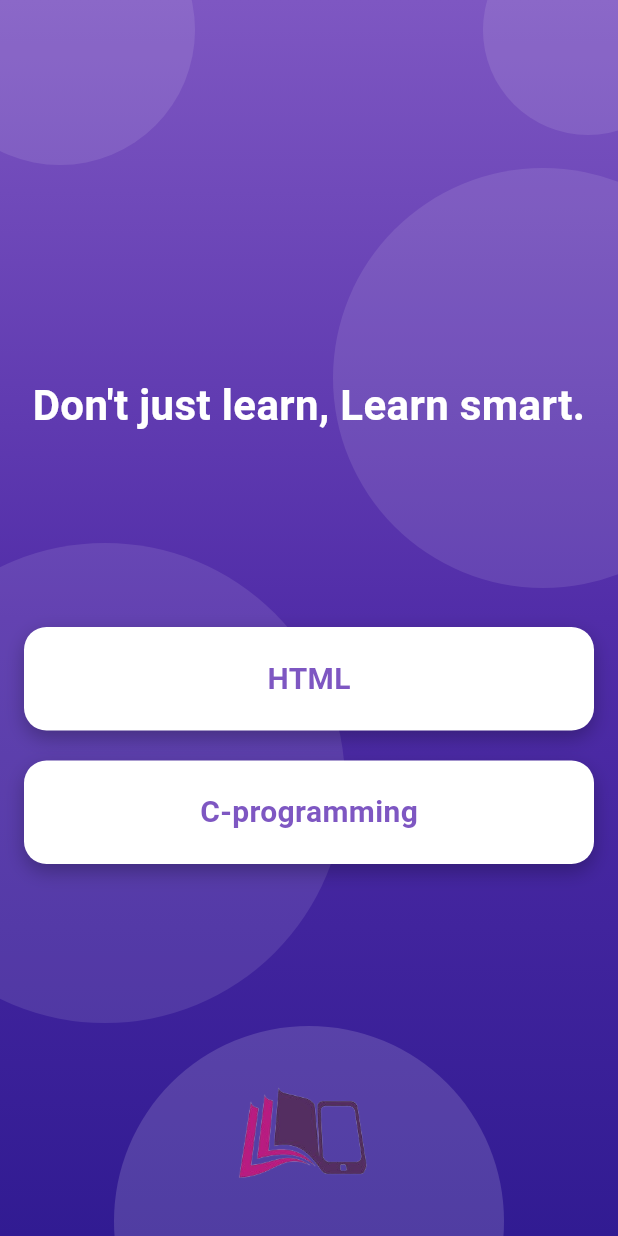
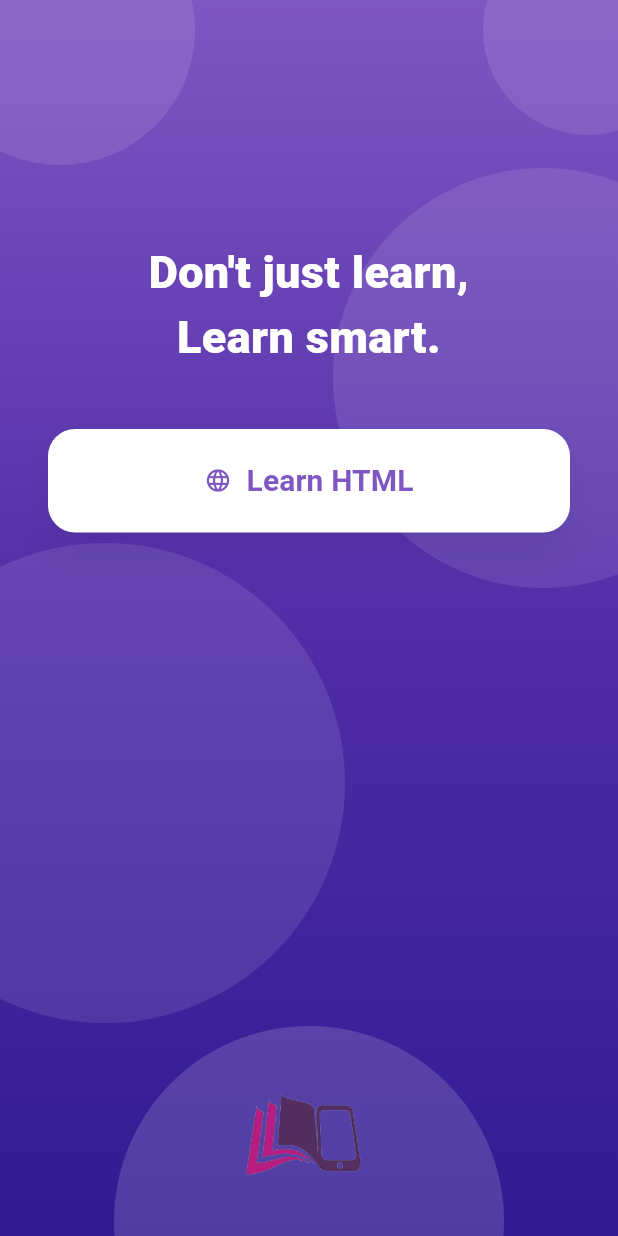
Before and after one commit to Azrul16/ICT-Ebook-HSC-level, a Flutter app: the screen it shows after launch, on a phone screen of 412 x 824 dp. Run offline on Flutter 3.47's test engine with Material 3 defaults, Android fonts, the phone set to English and light mode, and no system bars; our stand-ins replace webview_flutter; missing offline and left inert: flutter_code_editor, flutter_highlighter, highlight.

Commit message:
final commit

```diff
--- a/ebook/lib/home_screen.dart
+++ b/ebook/lib/home_screen.dart
@@ -17,6 +17,7 @@ class MyApp extends StatelessWidget {
         ),
       ),
       home: HomeScreen(),
+      debugShowCheckedModeBanner: false,
     );
   }
 }
@@ -26,201 +27,103 @@ class HomeScreen extends StatelessWidget {
 
   @override
   Widget build(BuildContext context) {
+    final size = MediaQuery.of(context).size;
+
     return Scaffold(
       body: Stack(
         children: [
-          // Gradient Background with Violet Theme
+          // Gradient Background
           Container(
             decoration: const BoxDecoration(
               gradient: LinearGradient(
                 begin: Alignment.topCenter,
                 end: Alignment.bottomCenter,
                 colors: [
-                  Color(0xFF7E57C2), // Medium Violet
-                  Color(0xFF512DA8), // Deep Violet
-                  Color(0xFF311B92), // Indigo-like Deep Violet
+                  Color(0xFF7E57C2),
+                  Color(0xFF512DA8),
+                  Color(0xFF311B92),
                 ],
               ),
             ),
           ),
 
-          // Top-left abstract circle
+          // Abstract circles
+          Positioned(top: -70, left: -50, child: _circle(180, 0.1)),
+          Positioned(top: -50, right: -50, child: _circle(140, 0.1)),
           Positioned(
-            top: -70,
-            left: -50,
-            child: Container(
-              width: 180,
-              height: 180,
-              decoration: BoxDecoration(
-                color: Colors.white.withOpacity(0.1),
-                shape: BoxShape.circle,
-              ),
-            ),
-          ),
-
-          // Top-right abstract circle
+              top: size.height / 2 - 50, left: -90, child: _circle(320, 0.1)),
           Positioned(
-            top: -50,
-            right: -50,
-            child: Container(
-              width: 140,
-              height: 140,
-              decoration: BoxDecoration(
-                color: Colors.white.withOpacity(0.1),
-                shape: BoxShape.circle,
-              ),
-            ),
-          ),
-
-          // Center-left abstract circle (Made larger)
-          Positioned(
-            top: MediaQuery.of(context).size.height / 2 - 50,
-            left: -90,
-            child: Container(
-              width: 320,
-              height: 320,
-              decoration: BoxDecoration(
-                color: Colors.white.withOpacity(0.1),
-                shape: BoxShape.circle,
-              ),
-            ),
-          ),
-
-          // Center-right abstract circle (Made larger)
-          Positioned(
-            top: MediaQuery.of(context).size.height / 2 - 300,
-            right: -90,
-            child: Container(
-              width: 280,
-              height: 280,
-              decoration: BoxDecoration(
-                color: Colors.white.withOpacity(0.1),
-                shape: BoxShape.circle,
-              ),
-            ),
-          ),
-
-          // Bottom-center abstract circle
+              top: size.height / 2 - 300, right: -90, child: _circle(280, 0.1)),
           Positioned(
               bottom: -120,
-            left: MediaQuery.of(context).size.width / 2 -
-                130, // Center the circle
-            child: Container(
-              width: 260,
-              height: 260,
-              decoration: BoxDecoration(
-                color: Colors.white.withOpacity(0.15),
-                shape: BoxShape.circle,
-              ),
-            ),
-          ),
+              left: size.width / 2 - 130,
+              child: _circle(260, 0.15)),
 
           Column(
             children: [
-              const SizedBox(height: 250),
+              const SizedBox(height: 160),
               const Padding(
-                padding: EdgeInsets.symmetric(horizontal: 16.0),
+                padding: EdgeInsets.symmetric(horizontal: 24.0),
                 child: Text(
-                  "Don't just learn, Learn smart.",
+                  "Don't just learn,\nLearn smart.",
                   textAlign: TextAlign.center,
                   style: TextStyle(
-                    fontSize: 28,
-                    fontWeight: FontWeight.bold,
+                    fontSize: 30,
+                    fontWeight: FontWeight.w800,
                     color: Colors.white,
                   ),
                 ),
               ),
-              // const SizedBox(height: 50),
-              Expanded(
-                child: Padding(
-                  padding: const EdgeInsets.symmetric(horizontal: 16.0),
-                  child: Column(
-                    mainAxisAlignment: MainAxisAlignment.center,
-                    children: [
-                      // HTML Learning Button
-                      GestureDetector(
-                        onTap: () {
+              const SizedBox(height: 40),
+
+              // Modern Elevated HTML Button
+              Padding(
+                padding: const EdgeInsets.symmetric(horizontal: 32.0),
+                child: ElevatedButton(
+                  onPressed: () {
                     Navigator.push(
                       context,
-                            MaterialPageRoute(
-                              builder: (context) =>
-                                  HomeScreen1(), // Navigate to HomeScreen1
-                            ),
+                      MaterialPageRoute(builder: (_) => HomeScreen1()),
                     );
                     print("HTML Learning clicked");
                   },
-                        child: Container(
-                          width: double.infinity,
+                  style: ElevatedButton.styleFrom(
+                    backgroundColor: Colors.white,
                     padding: const EdgeInsets.symmetric(vertical: 20),
-                          decoration: BoxDecoration(
-                            color: Colors.white,
-                            borderRadius: BorderRadius.circular(15),
-                            boxShadow: [
-                              BoxShadow(
-                                color: Colors.black26,
-                                blurRadius: 10,
-                                offset: Offset(0, 5),
+                    shape: RoundedRectangleBorder(
+                      borderRadius: BorderRadius.circular(18),
                     ),
-                            ],
+                    elevation: 10,
+                    shadowColor: Colors.black26,
                   ),
-                          child: const Center(
-                            child: Text(
-                              "HTML",
+                  child: const Row(
+                    mainAxisAlignment: MainAxisAlignment.center,
+                    children: [
+                      Icon(Icons.language, color: Color(0xFF7E57C2)),
+                      SizedBox(width: 10),
+                      Text(
+                        "Learn HTML",
                         style: TextStyle(
+                          color: Color(0xFF7E57C2),
                           fontSize: 20,
                           fontWeight: FontWeight.bold,
-                                color: Color(0xFF7E57C2),
-                              ),
-                            ),
-                          ),
-                        ),
-                      ),
-                      const SizedBox(height: 20),
-                      // C Programming Learning Button
-                      GestureDetector(
-                        onTap: () {
-                          print("C Programming Learning clicked");
-                        },
-                        child: Container(
-                          width: double.infinity,
-                          padding: const EdgeInsets.symmetric(vertical: 20),
-                          decoration: BoxDecoration(
-                            color: Colors.white,
-                            borderRadius: BorderRadius.circular(15),
-                            boxShadow: [
-                              BoxShadow(
-                                color: Colors.black26,
-                                blurRadius: 10,
-                                offset: Offset(0, 5),
-                              ),
-                            ],
-                          ),
-                          child: const Center(
-                            child: Text(
-                              "C-programming",
-                              style: TextStyle(
-                                fontSize: 20,
-                                fontWeight: FontWeight.bold,
-                                color: Color(0xFF7E57C2),
-                              ),
-                            ),
-                          ),
                         ),
                       ),
                     ],
                   ),
                 ),
               ),
-              // Logo Section
+
+              const Spacer(),
+
+              // Logo Footer
               Padding(
-                padding: const EdgeInsets.only(bottom: 20.0),
-                child: Container(
-                  height: 100,
-                  decoration: const BoxDecoration(
-                    image: DecorationImage(
-                      image: AssetImage('assets/ict_logo.png'), // Violet Logo
+                padding: const EdgeInsets.only(bottom: 24.0),
+                child: SizedBox(
+                  height: 90,
+                  child: Image.asset(
+                    'assets/ict_logo.png',
                     fit: BoxFit.contain,
-                    ),
                   ),
                 ),
               ),
@@ -230,4 +133,16 @@ class HomeScreen extends StatelessWidget {
       ),
     );
   }
+
+  // Reusable abstract circle
+  Widget _circle(double size, double opacity) {
+    return Container(
+      width: size,
+      height: size,
+      decoration: BoxDecoration(
+        color: Colors.white.withOpacity(opacity),
+        shape: BoxShape.circle,
+      ),
+    );
   }
+}
```
Also changed, not shown: ebook/lib/chapter4/home_screen.dart (+44 -37 lines), 9 other files. Lines whose indentation alone changed are shown as unchanged.
